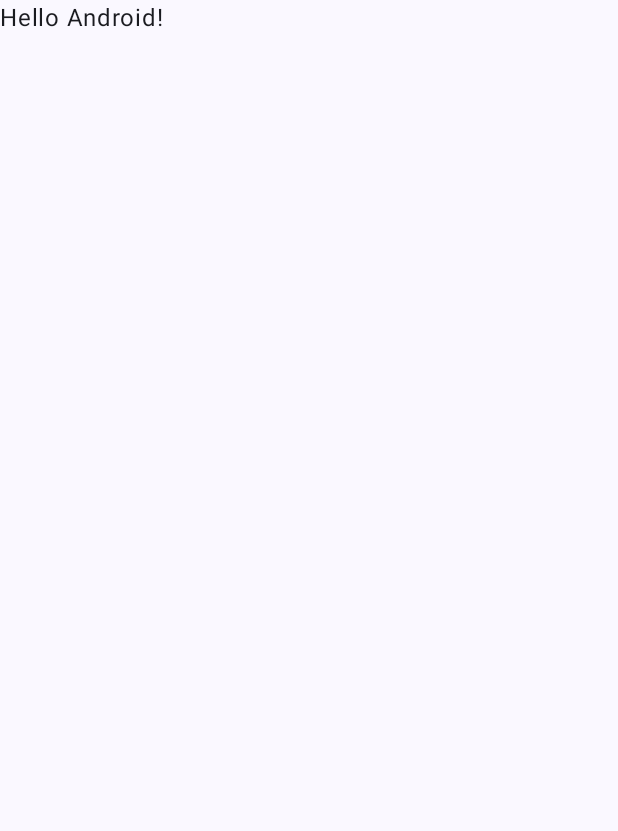
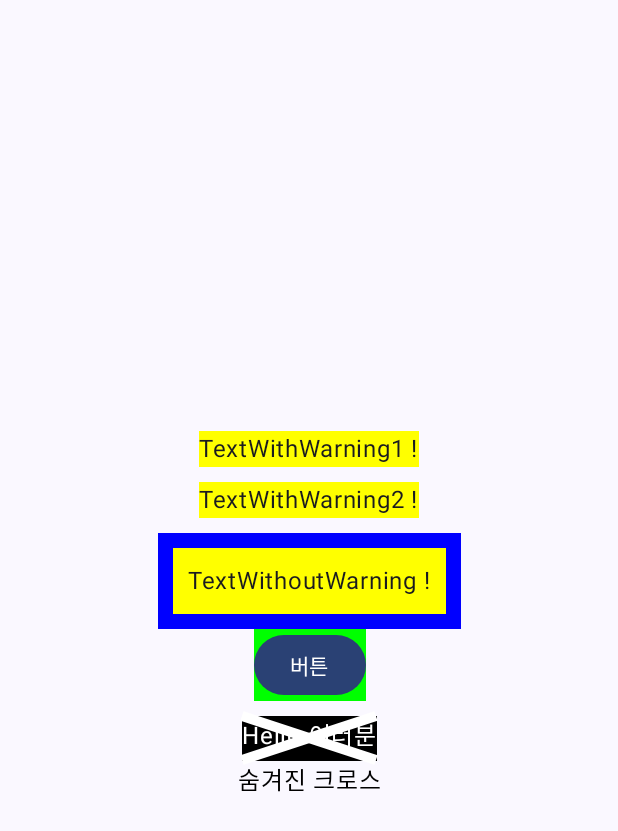
Before and after one commit to Just-Android-Compose-Study/JetpackComposeStudy, an Android app built with Jetpack Compose: the screen it shows after launch (MainActivity), on a phone screen of 412 x 824 dp. Before the commit the part shown is almost empty. Shown: the top 831 px of the screen. Run offline under Robolectric (Android 15) with nearby library versions, the phone set to English and light mode, and no system bars.

Commit message:
research/#7: 3장 마무리

```diff
--- a/Chapter03/app/src/main/java/com/example/chapter03/MainActivity.kt
+++ b/Chapter03/app/src/main/java/com/example/chapter03/MainActivity.kt
@@ -1,15 +1,26 @@
 package com.example.chapter03
 
 import android.os.Bundle
+import android.widget.Toast
 import androidx.activity.ComponentActivity
 import androidx.activity.compose.setContent
-import androidx.compose.foundation.layout.fillMaxSize
+import androidx.compose.foundation.background
+import androidx.compose.foundation.clickable
+import androidx.compose.foundation.layout.*
+import androidx.compose.material3.Button
 import androidx.compose.material3.MaterialTheme
 import androidx.compose.material3.Surface
 import androidx.compose.material3.Text
 import androidx.compose.runtime.Composable
+import androidx.compose.ui.Alignment
 import androidx.compose.ui.Modifier
+import androidx.compose.ui.graphics.Color
+import androidx.compose.ui.platform.LocalContext
+import androidx.compose.ui.text.style.TextAlign
 import androidx.compose.ui.tooling.preview.Preview
+import androidx.compose.ui.unit.dp
+import com.example.chapter03.ui.drawWhiteCross
+import com.example.chapter03.ui.drawHiddenCross
 import com.example.chapter03.ui.theme.Chapter03Theme
 
 class MainActivity : ComponentActivity() {
@@ -22,7 +33,38 @@ class MainActivity : ComponentActivity() {
                     modifier = Modifier.fillMaxSize(),
                     color = MaterialTheme.colorScheme.background
                 ) {
-                    Greeting("Android")
+                    Column(
+                        verticalArrangement = Arrangement.Center,
+                        horizontalAlignment = Alignment.CenterHorizontally
+                    ) {
+                        TextWithWarning1("", Modifier.background(Color.Blue)) {
+                            Toast.makeText(applicationContext, "클릭됨", Toast.LENGTH_SHORT).show()
+                        }
+                        Box(Modifier.height(10.dp))
+                        TextWithWarning2(Modifier.background(Color.Blue)) {
+                            Toast.makeText(applicationContext, "클릭됨", Toast.LENGTH_SHORT).show()
+                        }
+                        Box(Modifier.height(10.dp))
+                        TextWithoutWarning(
+                            Modifier.background(Color.Blue),
+                            Modifier.background(Color.Green)
+                        ) {
+                            Toast.makeText(applicationContext, "클릭됨", Toast.LENGTH_SHORT).show()
+                        }
+                        Box(Modifier.height(10.dp))
+                        Text(
+                            text = "Hello 여러분",
+                            modifier = Modifier.height(30.dp).background(Color.Black).drawWhiteCross(),
+                            textAlign = TextAlign.Center,
+                            style = MaterialTheme.typography.bodyLarge.copy(color = Color.White)
+                        )
+                        Text(
+                            text = "숨겨진 크로스",
+                            modifier = Modifier.height(30.dp).background(Color.Transparent).drawHiddenCross(),
+                            textAlign = TextAlign.Center,
+                            style = MaterialTheme.typography.bodyLarge.copy(color = Color.Black)
+                        )
+                    }
                 }
             }
         }
@@ -30,14 +72,65 @@ class MainActivity : ComponentActivity() {
 }
 
 @Composable
-fun Greeting(name: String) {
-    Text(text = "Hello $name!")
+fun TextWithWarning1(
+    name: String = "Default",
+    modifier: Modifier = Modifier,
+    callback: () -> Unit
+) {
+    Text(text = "TextWithWarning1 $name!", modifier = modifier
+        .background(Color.Yellow)
+        .clickable { callback.invoke() })
 }
+
+@Composable
+fun TextWithWarning2(test: Modifier = Modifier, name: String = "", callback: () -> Unit) {
+    Text(text = "TextWithWarning2 $name!", modifier = test
+        .background(Color.Yellow)
+        .clickable { callback.invoke() })
+}
+
+@Composable
+fun TextWithoutWarning(
+    modifier: Modifier = Modifier,
+    buttonModifier: Modifier,
+    name: String = "",
+    callback: () -> Unit
+) {
+    Column(horizontalAlignment = Alignment.CenterHorizontally) {
+        Text(text = "TextWithoutWarning $name!", modifier = modifier
+            .padding(10.dp) // margin concept
+            .background(Color.Yellow)
+            .padding(10.dp) // real padding
+            .clickable { callback.invoke() })
+
+        val context = LocalContext.current
+        Button(
+            modifier = buttonModifier.clickable {
+                Toast.makeText(context, "버튼에 clickable을 넣으면?", Toast.LENGTH_SHORT).show()
+            },
+            onClick = { Toast.makeText(context, "버튼 클릭됨", Toast.LENGTH_SHORT).show() }) {
+            Text("버튼")
+        }
+    }
+}
+
 
 @Preview(showBackground = true)
 @Composable
 fun DefaultPreview() {
     Chapter03Theme {
-        Greeting("Android")
+        Column(
+            verticalArrangement = Arrangement.Center,
+            horizontalAlignment = Alignment.CenterHorizontally
+        ) {
+            TextWithWarning1("", Modifier.background(Color.Blue)) {}
+            Box(Modifier.height(10.dp))
+            TextWithWarning2(Modifier.background(Color.Blue)) {}
+            Box(Modifier.height(10.dp))
+            TextWithoutWarning(
+                Modifier.background(Color.Blue),
+                Modifier.background(Color.Green)
+            ) {}
+        }
     }
 }
--- /dev/null
+++ b/Chapter03/app/src/main/java/com/example/chapter03/ui/ModifierExtension.kt
@@ -0,0 +1,50 @@
+package com.example.chapter03.ui
+
+import androidx.compose.ui.Modifier
+import androidx.compose.ui.draw.DrawModifier
+import androidx.compose.ui.draw.drawBehind
+import androidx.compose.ui.geometry.Offset
+import androidx.compose.ui.graphics.Color
+import androidx.compose.ui.graphics.drawscope.ContentDrawScope
+
+fun Modifier.drawWhiteCross() = then(
+    object : DrawModifier {
+        override fun ContentDrawScope.draw() {
+            drawLine(
+                color = Color.White,
+                start = Offset(0F, 0F),
+                end = Offset(size.width - 1, size.height - 1),
+                strokeWidth = 10F
+            )
+            drawLine(
+                color = Color.White,
+                start = Offset(0F, size.height - 1),
+                end = Offset(size.width - 1, 0F),
+                strokeWidth = 10F
+            )
+            drawContent()
+        }
+    }
+)
+
+fun Modifier.drawHiddenCross() = then(
+    object : DrawModifier {
+        override fun ContentDrawScope.draw() {
+            drawContent()
+            drawBehind {
+                drawLine(
+                    color = Color.Blue,
+                    start = Offset(0F, 0F),
+                    end = Offset(size.width - 1, size.height - 1),
+                    strokeWidth = 10F
+                )
+                drawLine(
+                    color = Color.Blue,
+                    start = Offset(0F, size.height - 1),
+                    end = Offset(size.width - 1, 0F),
+                    strokeWidth = 10F
+                )
+            }
+        }
+    }
+)
```
Also changed, not shown: 1 other file.
